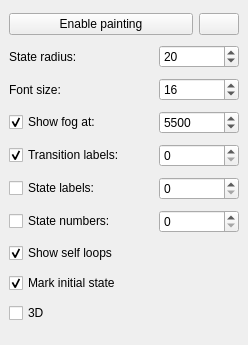
The window that tools/release/ltsgraph/glwidget.ui (mCRL2org/mCRL2) describes before a commit, drawn with Qt 5.
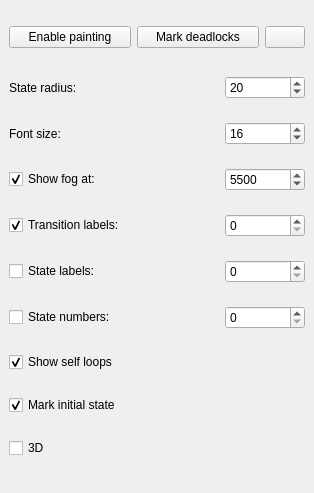
The same window after the commit.

Commit message: Added a button to ltsgraph to mark all deadlock states with the selected color.

```diff
--- a/tools/release/ltsgraph/glwidget.ui
+++ b/tools/release/ltsgraph/glwidget.ui
@@ -6,8 +6,8 @@
    <rect>
     <x>0</x>
     <y>0</y>
-    <width>248</width>
-    <height>345</height>
+    <width>314</width>
+    <height>493</height>
    </rect>
   </property>
   <property name="font">
@@ -43,6 +43,16 @@
         </property>
        </widget>
       </item>
+      <item>
+       <widget class="QPushButton" name="btnPaintDeadlocks">
+        <property name="toolTip">
+         <string>Paints the deadlock states in the currently selected color</string>
+        </property>
+        <property name="text">
+         <string>Mark deadlocks</string>
+        </property>
+       </widget>
+      </item>
       <item>
        <widget class="QPushButton" name="btnSelectColor">
         <property name="sizePolicy">
@@ -58,6 +68,22 @@
       </item>
      </layout>
     </item>
+    <item>
+     <spacer name="verticalSpacer">
+      <property name="orientation">
+       <enum>Qt::Vertical</enum>
+      </property>
+      <property name="sizeType">
+       <enum>QSizePolicy::Fixed</enum>
+      </property>
+      <property name="sizeHint" stdset="0">
+       <size>
+        <width>0</width>
+        <height>5</height>
+       </size>
+      </property>
+     </spacer>
+    </item>
     <item>
      <layout class="QHBoxLayout" name="horizontalLayout_2">
       <item>
```
Left out of the diff: 3 changed lines with no effect on the pictures. The commit also changes 2 other files.
